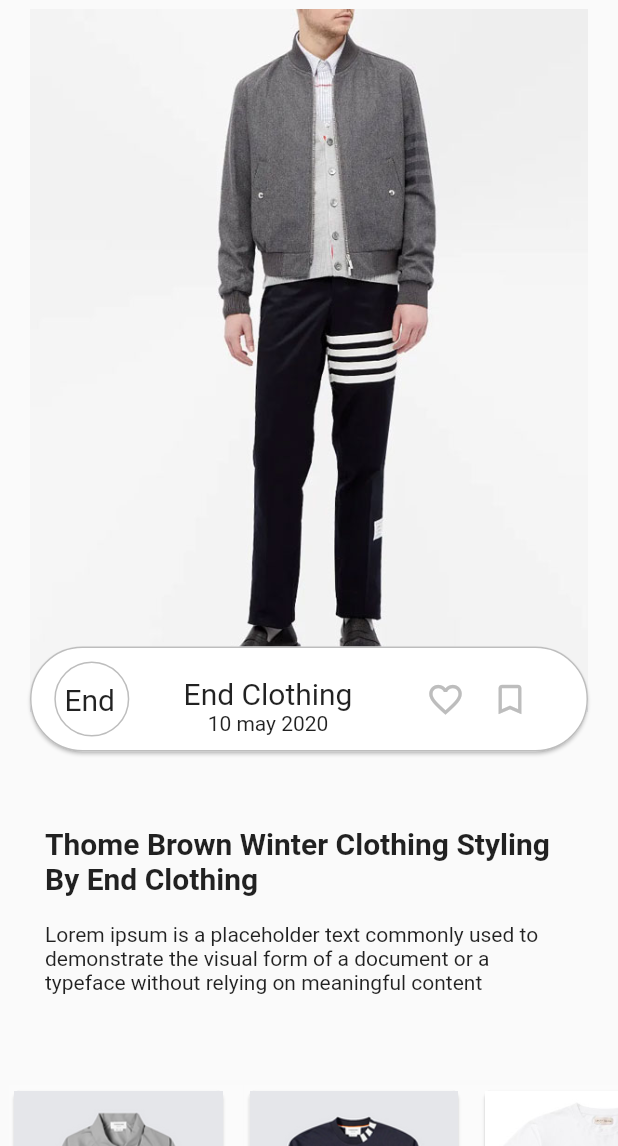
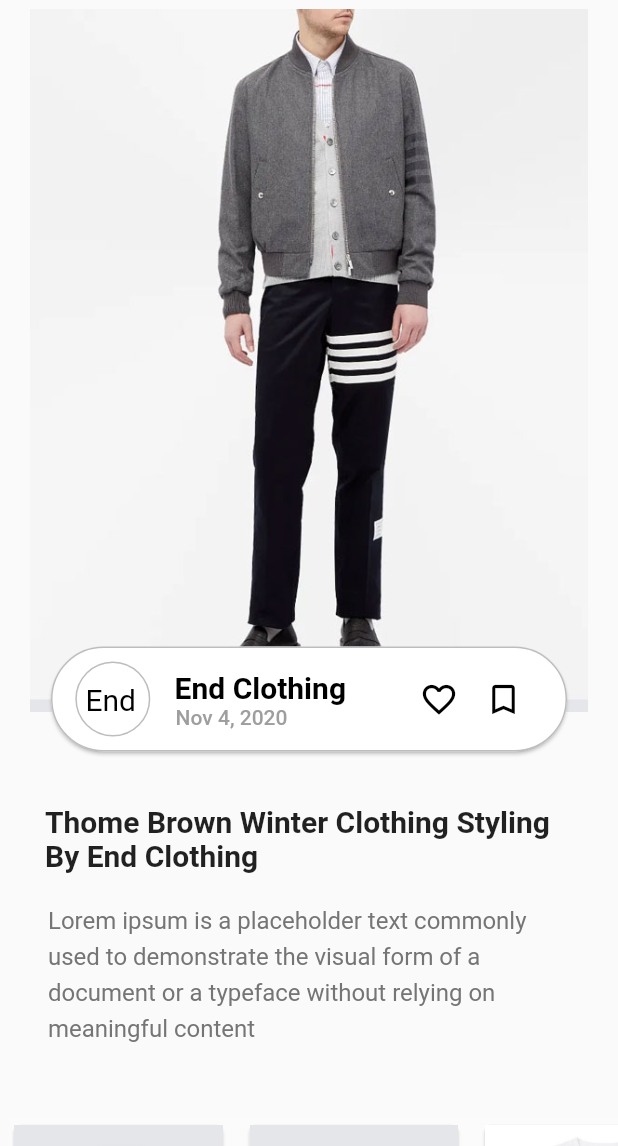
Before and after one commit to ZohaibAlvi98/appFrontend, a Flutter app: the Styles screen opened directly, scrolled down 576 dp, on a phone screen of 412 x 824 dp, the part 90-1236 px from its top. Run offline on Flutter 3.47's test engine with Material 2 defaults, Android fonts, the phone set to English and light mode, and no system bars.

Commit message:
added fixes'

```diff
--- a/lib/bottomNav.dart
+++ b/lib/bottomNav.dart
@@ -76,18 +76,26 @@ class _BottomNavState extends State<BottomNav> {
                 const Radius.circular(40.0),
               ),
               child: BottomNavigationBar(
-                backgroundColor: Colors.black54,
+                backgroundColor: Colors.black87,
                 items: <BottomNavigationBarItem>[
                   BottomNavigationBarItem(
+                      activeIcon: new Image.asset(
+                        'assets/images/homeIcon.png',
+                        height: 23,
+                      ),
                       icon: new Image.asset(
-                        'assets/images/homeIcon.png',
-                        height: 25,
+                        'assets/images/homeIconInactive.png',
+                        height: 23,
                       ),
                       label: 'Home'),
                   BottomNavigationBarItem(
+                      activeIcon: Image.asset(
+                        'assets/images/searchIcon.png',
+                        height: 23,
+                      ),
                       icon: Image.asset(
-                        'assets/images/searchIcon.png',
-                        height: 25,
+                        'assets/images/searchIconInactive.png',
+                        height: 23,
                       ),
                       label: 'Search'),
                   BottomNavigationBarItem(
@@ -95,29 +103,35 @@ class _BottomNavState extends State<BottomNav> {
                         padding: EdgeInsets.only(top: 3.0),
                         child: Image.asset(
                           'assets/images/homeIconLogo.png',
-                          height: 36,
+                          height: 35,
                         ),
                       ),
                       label: ''),
                   BottomNavigationBarItem(
-                      icon: FittedBox(
-                        child: Image.asset(
-                          'assets/images/networkIcon.png',
-                          height: 25,
-                        ),
+                      activeIcon: Image.asset(
+                        'assets/images/networkIcon.png',
+                        height: 23,
+                      ),
+                      icon: Image.asset(
+                        'assets/images/networkIconInactive.png',
+                        height: 23,
                       ),
                       label: 'SPLY RSS'),
                   BottomNavigationBarItem(
+                      activeIcon: Image.asset(
+                        'assets/images/profileIcon.png',
+                        height: 20,
+                      ),
                       icon: Image.asset(
-                        'assets/images/profileIcon.png',
-                        height: 25,
+                        'assets/images/profileIconInactive.png',
+                        height: 20,
                       ),
                       label: 'Profile'),
                 ],
                 currentIndex: _selectedIndex,
                 selectedLabelStyle: TextStyle(),
-                selectedItemColor: Colors.amber[800],
-                unselectedItemColor: Colors.white,
+                selectedItemColor: Colors.white,
+                unselectedItemColor: Colors.grey[500],
                 iconSize: 30,
                 onTap: _onItemTapped,
                 showUnselectedLabels: true,
--- a/lib/views/styles/styles-main.dart
+++ b/lib/views/styles/styles-main.dart
@@ -60,9 +60,11 @@ class _StylesState extends State<Styles> {
               ),
             ),
             Padding(
-              padding: EdgeInsets.only(top: 20.0, left: 45),
+              padding: width < 400
+                  ? EdgeInsets.only(top: 20.0, left: 41)
+                  : EdgeInsets.only(top: 20.0, left: 45),
               child: Text(
-                  'Personalized style discovery and shopping as a service. Where style meets fashion.',
+                  'Personalized style discovery and shopping as a service.\nWhere style meets fashion.',
                   style: TextStyle(
                       fontSize: 20,
                       color: Colors.black,
@@ -80,7 +82,10 @@ class _StylesState extends State<Styles> {
                       height: 36,
                     )),
               ),
-              Text("FEATURED STYLES"),
+              Text(
+                "FEATURED STYLES",
+                style: TextStyle(fontWeight: FontWeight.w500, fontSize: 20),
+              ),
               Expanded(
                 child: new Container(
                     margin: const EdgeInsets.only(left: 20.0, right: 10.0),
@@ -99,7 +104,9 @@ class _StylesState extends State<Styles> {
               child: Stack(children: [
                 Image.asset('assets/images/styles4.jpg'),
                 Card(
-                  margin: EdgeInsets.fromLTRB(0, width / 0.97, 0, 0),
+                  margin: width < 400
+                      ? EdgeInsets.fromLTRB(5, width / 0.97, 5, 0)
+                      : EdgeInsets.fromLTRB(14, width / 0.97, 14, 0),
                   shape: RoundedRectangleBorder(
                     side: BorderSide(color: Colors.grey[400], width: 1),
                     borderRadius: BorderRadius.circular(50),
@@ -124,25 +131,34 @@ class _StylesState extends State<Styles> {
                           ),
                           child: Padding(
                             padding: width < 400
-                                ? EdgeInsets.only(left: 18.0, top: 13)
+                                ? EdgeInsets.only(left: 17.0, top: 13)
                                 : EdgeInsets.only(left: 22.0, top: 13),
                             child: Text(
                               'End',
-                              style: TextStyle(fontSize: 20),
+                              style:
+                                  TextStyle(fontSize: 20, color: Colors.black),
                             ),
                           ),
                         ),
                         Padding(
                             padding: width < 400
-                                ? EdgeInsets.only(left: 10, top: 20)
-                                : EdgeInsets.only(left: 20, top: 20),
+                                ? EdgeInsets.only(top: 16)
+                                : EdgeInsets.only(top: 16),
                             child: Column(
                               children: [
                                 Text(
                                   'End Clothing',
-                                  style: TextStyle(fontSize: 20),
+                                  style: TextStyle(
+                                      fontSize: 20,
+                                      color: Colors.black,
+                                      fontWeight: FontWeight.bold),
                                 ),
-                                Text('10 may 2020')
+                                Text(
+                                  'Nov 4, 2020           ',
+                                  style: TextStyle(
+                                      color: Colors.grey[500],
+                                      fontWeight: FontWeight.w500),
+                                )
                               ],
                             )),
                         Padding(
@@ -155,13 +171,13 @@ class _StylesState extends State<Styles> {
                                 IconButton(
                                   padding: EdgeInsets.only(left: 10),
                                   icon: Icon(Icons.favorite_outline_outlined),
-                                  color: Colors.grey[400],
+                                  color: Colors.black,
                                   iconSize: 26,
                                   onPressed: () {},
                                 ),
                                 IconButton(
                                   icon: Icon(Icons.bookmark_border),
-                                  color: Colors.grey[400],
+                                  color: Colors.black,
                                   iconSize: 26,
                                   onPressed: () {},
                                 ),
@@ -173,84 +189,29 @@ class _StylesState extends State<Styles> {
                 )
               ]),
             ),
-            // Card(
-            //   shape: RoundedRectangleBorder(
-            //     side: BorderSide(color: Colors.grey[400], width: 1),
-            //     borderRadius: BorderRadius.circular(80),
-            //   ),
-            //   margin: EdgeInsets.fromLTRB(30, 0, 30, 0),
-            //   child: Container(
-            //     height: 70,
-            //     child: Row(
-            //       children: <Widget>[
-            //         Container(
-            //           width: 90,
-            //           height: 60,
-            //           decoration: new BoxDecoration(
-            //             border: new Border.all(
-            //               color: Colors.grey[400],
-            //               width: 1.0,
-            //             ),
-            //             color: Colors.white,
-            //             shape: BoxShape.circle,
-            //           ),
-            //           child: Padding(
-            //             padding: EdgeInsets.only(left: 25.0, top: 15),
-            //             child: Text(
-            //               'End',
-            //               style: TextStyle(fontSize: 20),
-            //             ),
-            //           ),
-            //         ),
-            //         Padding(
-            //             padding: EdgeInsets.only(left: 20, top: 20),
-            //             child: Column(
-            //               children: [
-            //                 Text(
-            //                   'End Clothing',
-            //                   style: TextStyle(fontSize: 20),
-            //                 ),
-            //                 Text('10 may 2020')
-            //               ],
-            //             )),
-            //         Padding(
-            //           padding: EdgeInsets.only(left: width * 0.07),
-            //           child: Row(children: <Widget>[
-            //             IconButton(
-            //               icon: Icon(Icons.favorite_outline_outlined),
-            //               color: Colors.grey[400],
-            //               iconSize: 30,
-            //               onPressed: () {},
-            //             ),
-            //             IconButton(
-            //               icon: Icon(Icons.bookmark_border),
-            //               color: Colors.grey[400],
-            //               iconSize: 30,
-            //               onPressed: () {},
-            //             ),
-            //           ]),
-            //         )
-            //       ],
-            //     ),
-            //   ),
-            // ),
             Padding(
-              padding: EdgeInsets.only(top: 50, left: 30, right: 30),
+              padding: EdgeInsets.only(top: 35, left: 30, right: 30),
               child: Text(
                 'Thome Brown Winter Clothing Styling By End Clothing',
                 style: TextStyle(fontSize: 20, fontWeight: FontWeight.bold),
               ),
             ),
             Padding(
-              padding: EdgeInsets.only(top: 18, left: 30, right: 30),
+              padding: EdgeInsets.only(top: 18, left: 32, right: 30),
               child: Text(
-                  'Lorem ipsum is a placeholder text commonly used to demonstrate the visual form of a document or a typeface without relying on meaningful content'),
+                'Lorem ipsum is a placeholder text commonly used to demonstrate the visual form of a document or a typeface without relying on meaningful content',
+                style: TextStyle(
+                    fontSize: 16,
+                    height: 1.5,
+                    color: Colors.grey[600],
+                    fontWeight: FontWeight.w400),
+              ),
             ),
             SizedBox(
-              height: 60,
+              height: 50,
             ),
             SizedBox(
-              height: 260,
+              height: 270,
               child: ListView.builder(
                 scrollDirection: Axis.horizontal,
                 // physics: NeverScrollableScrollPhysics(),
@@ -272,21 +233,153 @@ class _StylesState extends State<Styles> {
                         ),
                         color: Colors.white12,
                       ),
-                      Text(
-                        'Thome Brown Four\n Bar Jackets',
-                        style: TextStyle(
-                            fontSize: 15, fontWeight: FontWeight.bold),
+                      Padding(
+                        padding: width < 400
+                            ? EdgeInsets.only(right: 15.0)
+                            : EdgeInsets.only(right: 18.0),
+                        child: Text(
+                          'Thome Brown 4 Bar \nJackets',
+                          style: TextStyle(
+                              fontSize: 13, fontWeight: FontWeight.bold),
+                        ),
                       ),
                       Padding(
-                        padding: EdgeInsets.only(top: 7.0, bottom: 5),
+                        padding: width < 400
+                            ? EdgeInsets.only(top: 7.0, bottom: 5, right: 15)
+                            : EdgeInsets.only(top: 7.0, bottom: 5, right: 18),
                         child: Text(
-                          'price: \$230',
-                          style: TextStyle(fontSize: 15),
+                          'Brand: Thome Brown',
+                          style: TextStyle(
+                              fontSize: 12.5, fontWeight: FontWeight.w500),
                         ),
-                      )
+                      ),
+                      Padding(
+                        padding: EdgeInsets.only(right: 85),
+                        child: Text('£759.00'),
+                      ),
                     ],
                   );
                 },
+              ),
+            ),
+            SizedBox(
+              height: 50,
+            ),
+            Container(
+              color: Colors.grey[100],
+              padding: EdgeInsets.only(right: 20, left: 20),
+              // decoration: BoxDecoration(
+              //     image: DecorationImage(
+              //         fit: BoxFit.cover,
+              //         image: AssetImage('assets/images/styles4.jpg'))),
+              child: Stack(children: [
+                Padding(
+                  padding: EdgeInsets.only(top: 35.0, bottom: 35),
+                  child: Image.asset('assets/images/style3.jpg'),
+                ),
+                Card(
+                  margin: width < 400
+                      ? EdgeInsets.fromLTRB(5, width / 0.9, 5, 0)
+                      : EdgeInsets.fromLTRB(14, width / 0.88, 14, 0),
+                  shape: RoundedRectangleBorder(
+                    side: BorderSide(color: Colors.grey[400], width: 1),
+                    borderRadius: BorderRadius.circular(50),
+                  ),
+                  child: Container(
+                    height: 70,
+
+                    // width: height / 0.96,
+                    // width: 755,
+                    child: Row(
+                      children: <Widget>[
+                        Container(
+                          width: width * 0.2,
+                          height: 50,
+                          decoration: new BoxDecoration(
+                            border: new Border.all(
+                              color: Colors.grey[400],
+                              width: 1.0,
+                            ),
+                            color: Colors.white,
+                            shape: BoxShape.circle,
+                          ),
+                          child: Padding(
+                            padding: width < 400
+                                ? EdgeInsets.only(left: 17.0, top: 13)
+                                : EdgeInsets.only(left: 22.0, top: 13),
+                            child: Text(
+                              'End',
+                              style:
+                                  TextStyle(fontSize: 20, color: Colors.black),
+                            ),
+                          ),
+                        ),
+                        Padding(
+                            padding: width < 400
+                                ? EdgeInsets.only(top: 16)
+                                : EdgeInsets.only(top: 16),
+                            child: Column(
+                              children: [
+                                Text(
+                                  'End Clothing',
+                                  style: TextStyle(
+                                      fontSize: 20,
+                                      color: Colors.black,
+                                      fontWeight: FontWeight.bold),
+                                ),
+                                Text(
+                                  'Nov 4, 2020           ',
+                                  style: TextStyle(
+                                      color: Colors.grey[500],
+                                      fontWeight: FontWeight.w500),
+                                )
+                              ],
+                            )),
+                        Padding(
+                          padding: width < 400
+                              ? EdgeInsets.only(left: width * 0.02)
+                              : EdgeInsets.only(left: width * 0.08),
+                          child: Row(
+                              mainAxisAlignment: MainAxisAlignment.spaceBetween,
+                              children: <Widget>[
+                                IconButton(
+                                  padding: EdgeInsets.only(left: 10),
+                                  icon: Icon(Icons.favorite_outline_outlined),
+                                  color: Colors.black,
+                                  iconSize: 26,
+                                  onPressed: () {},
+                                ),
+                                IconButton(
+                                  icon: Icon(Icons.bookmark_border),
+                                  color: Colors.black,
+                                  iconSize: 26,
+                                  onPressed: () {},
+                                ),
+                              ]),
+                        )
+                      ],
+                    ),
+                  ),
+                )
+              ]),
+            ),
+            Padding(
+              padding: EdgeInsets.only(top: 35, left: 30, right: 30),
+              child: Text(
+                'Thome Brown Winter Clothing Styling By End Clothing',
+                style: TextStyle(fontSize: 20, fontWeight: FontWeight.bold),
+              ),
+            ),
+            Padding(
+              padding:
+                  EdgeInsets.only(top: 18, left: 32, right: 30, bottom: 15),
+              child: Text(
+                'Lorem ipsum is a placeholder text commonly used to demonstrate the visual form of a document or a typeface without relying on meaningful content',
+                style: TextStyle(
+                    fontSize: 16,
+                    height: 1.5,
+                    color: Colors.grey[600],
+                    fontWeight: FontWeight.w400),
               ),
             ),
           ],
```
Also changed, not shown: assets/images/homeIconInactive.png (added), assets/images/networkIconInactive.png (added), assets/images/profileIconInactive.png (added), assets/images/searchIconInactive.png (added), assets/images/style3.jpg (added), assets/images/styles3.jpg (deleted).
